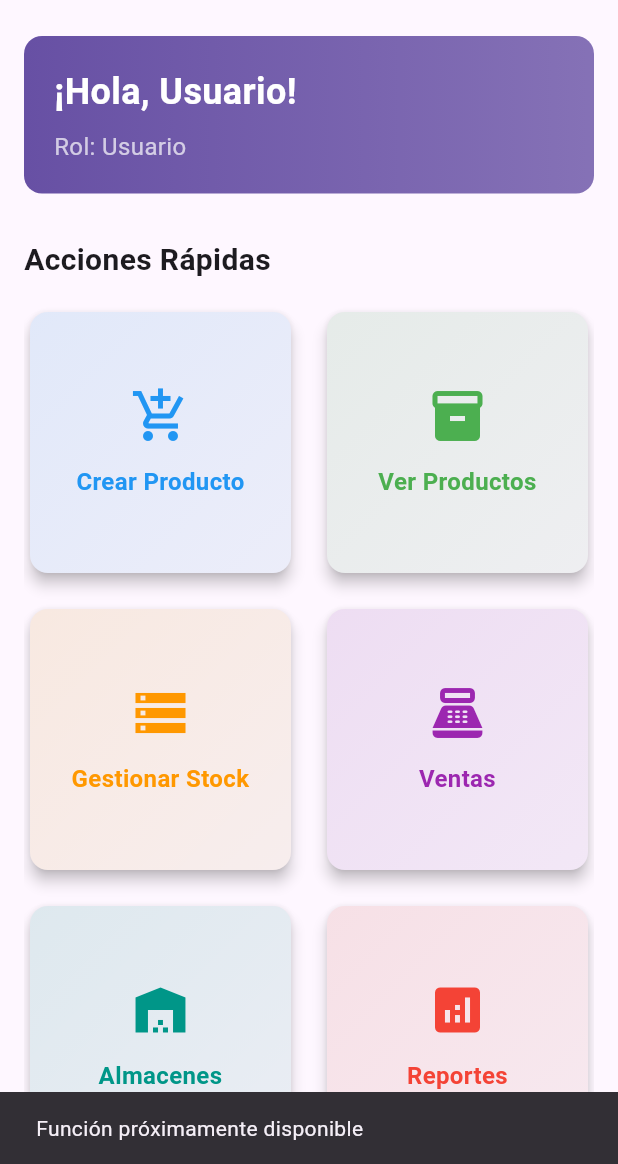
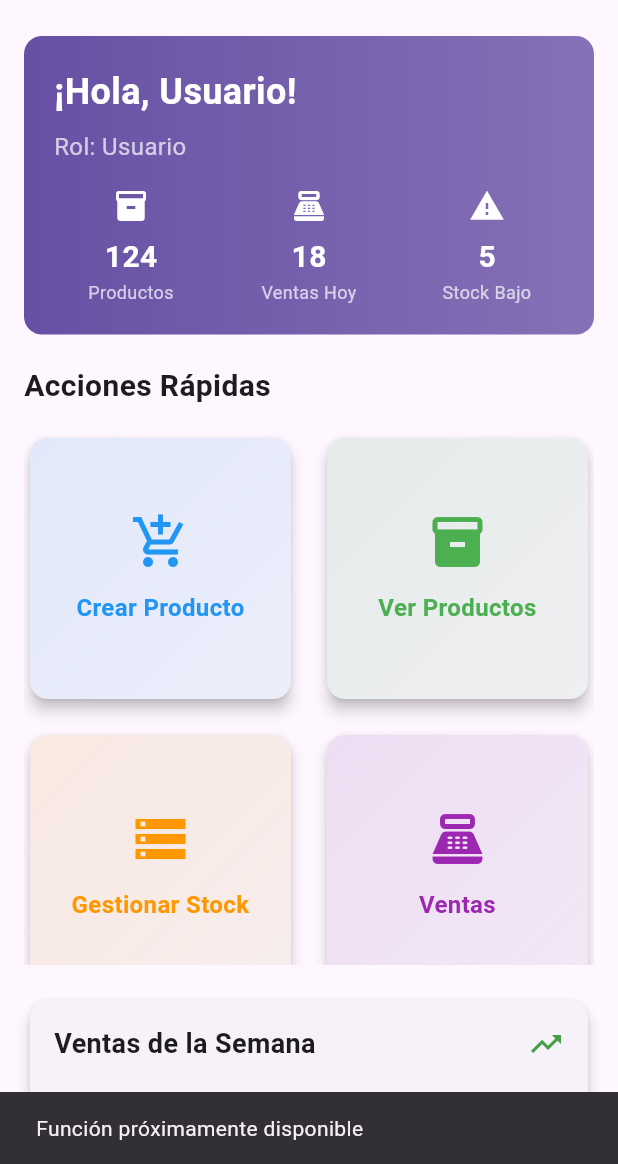
Before and after one commit to Sergio-Al/flutter-gestion-almacen-clean, a Flutter app: the DashboardPage screen opened directly, after a tap on "Ver Productos", on a phone screen of 412 x 824 dp, the part 72-1236 px from its top. Run offline on Flutter 3.47's test engine with Material 3 defaults, Android fonts, the light colour scheme and no system bars; our stand-ins replace flutter_riverpod, shared_preferences, sqflite; accounts and stored records are empty.

Commit message:
Feat: widgets for dashboard

```diff
--- a/lib/presentation/pages/dashboard/dashboard_page.dart
+++ b/lib/presentation/pages/dashboard/dashboard_page.dart
@@ -2,7 +2,10 @@ import 'package:flutter/material.dart';
 import 'package:flutter_riverpod/flutter_riverpod.dart';
 import '../../providers/auth_providers.dart';
 import '../auth/login_page.dart';
-import '../products/create_product_page.dart';
+import 'widgets/stats_card_widget.dart';
+import 'widgets/quick_actions_widget.dart';
+import 'widgets/sales_chart_widget.dart';
+import 'widgets/recent_activities_widget.dart';
 
 class DashboardPage extends ConsumerWidget {
   const DashboardPage({Key? key}) : super(key: key);
@@ -53,110 +56,84 @@ class DashboardPage extends ConsumerWidget {
           ),
         ],
       ),
-      body: Padding(
-        padding: const EdgeInsets.all(16.0),
+      body: LayoutBuilder(
+        builder: (context, constraints) {
+          // Responsive layout based on screen width
+          if (constraints.maxWidth > 1200) {
+            return _buildDesktopLayout();
+          } else if (constraints.maxWidth > 800) {
+            return _buildTabletLayout();
+          } else {
+            return _buildMobileLayout();
+          }
+        },
+      ),
+    );
+  }
+
+  Widget _buildDesktopLayout() {
+    return Padding(
+      padding: const EdgeInsets.all(24.0),
+      child: Row(
+        children: [
+          // Left column - Stats and Chart
+          Expanded(
+            flex: 2,
             child: Column(
-          crossAxisAlignment: CrossAxisAlignment.start,
               children: [
-            // Saludo personalizado
-            Container(
-              width: double.infinity,
-              padding: const EdgeInsets.all(20),
-              decoration: BoxDecoration(
-                gradient: LinearGradient(
-                  colors: [
-                    Theme.of(context).primaryColor,
-                    Theme.of(context).primaryColor.withOpacity(0.8),
+                const StatsCardWidget(),
+                const SizedBox(height: 20),
+                const Expanded(
+                  child: SalesChartWidget(),
+                ),
               ],
             ),
-                borderRadius: BorderRadius.circular(12),
           ),
-              child: Column(
-                crossAxisAlignment: CrossAxisAlignment.start,
+          const SizedBox(width: 20),
+          // Right column - Actions and Activities
+          Expanded(
+            flex: 3,
+            child: Row(
               children: [
-                  Text(
-                    '¡Hola, ${currentUser?.name ?? 'Usuario'}!',
-                    style: const TextStyle(
-                      fontSize: 24,
-                      fontWeight: FontWeight.bold,
-                      color: Colors.white,
+                const Expanded(
+                  child: QuickActionsWidget(),
                 ),
+                const SizedBox(width: 20),
+                const Expanded(
+                  child: RecentActivitiesWidget(),
                 ),
-                  const SizedBox(height: 8),
-                  Text(
-                    'Rol: ${_getRoleName(currentUser?.role)}',
-                    style: const TextStyle(
-                      fontSize: 16,
-                      color: Colors.white70,
+              ],
             ),
           ),
         ],
       ),
+    );
+  }
+
+  Widget _buildTabletLayout() {
+    return Padding(
+      padding: const EdgeInsets.all(16.0),
+      child: Column(
+        children: [
+          const StatsCardWidget(),
+          const SizedBox(height: 20),
+          Expanded(
+            child: Row(
+              children: [
+                const Expanded(
+                  flex: 2,
+                  child: QuickActionsWidget(),
                 ),
-            const SizedBox(height: 30),
-
-            const Text(
-              'Acciones Rápidas',
-              style: TextStyle(
-                fontSize: 20,
-                fontWeight: FontWeight.bold,
-              ),
+                const SizedBox(width: 16),
+                Expanded(
+                  child: Column(
+                    children: [
+                      const Expanded(
+                        child: SalesChartWidget(),
                       ),
                       const SizedBox(height: 16),
-
-            // Grid de acciones
-            Expanded(
-              child: GridView.count(
-                crossAxisCount: 2,
-                crossAxisSpacing: 16,
-                mainAxisSpacing: 16,
-                children: [
-                  _buildActionCard(
-                    context,
-                    'Crear Producto',
-                    Icons.add_shopping_cart,
-                    Colors.blue,
-                    () => Navigator.push(
-                      context,
-                      MaterialPageRoute(
-                        builder: (context) => CreateProductPage(),
-                      ),
-                    ),
-                  ),
-                  _buildActionCard(
-                    context,
-                    'Ver Productos',
-                    Icons.inventory,
-                    Colors.green,
-                    () => _showComingSoon(context),
-                  ),
-                  _buildActionCard(
-                    context,
-                    'Gestionar Stock',
-                    Icons.storage,
-                    Colors.orange,
-                    () => _showComingSoon(context),
-                  ),
-                  _buildActionCard(
-                    context,
-                    'Ventas',
-                    Icons.point_of_sale,
-                    Colors.purple,
-                    () => _showComingSoon(context),
-                  ),
-                  _buildActionCard(
-                    context,
-                    'Almacenes',
-                    Icons.warehouse,
-                    Colors.teal,
-                    () => _showComingSoon(context),
-                  ),
-                  _buildActionCard(
-                    context,
-                    'Reportes',
-                    Icons.analytics,
-                    Colors.red,
-                    () => _showComingSoon(context),
+                      const Expanded(
+                        child: RecentActivitiesWidget(),
                       ),
                     ],
                   ),
@@ -164,71 +141,35 @@ class DashboardPage extends ConsumerWidget {
               ],
             ),
           ),
-    );
-  }
-
-  Widget _buildActionCard(
-    BuildContext context,
-    String title,
-    IconData icon,
-    Color color,
-    VoidCallback onTap,
-  ) {
-    return Card(
-      elevation: 4,
-      shape: RoundedRectangleBorder(borderRadius: BorderRadius.circular(12)),
-      child: InkWell(
-        onTap: onTap,
-        borderRadius: BorderRadius.circular(12),
-        child: Container(
-          padding: const EdgeInsets.all(20),
-          decoration: BoxDecoration(
-            borderRadius: BorderRadius.circular(12),
-            gradient: LinearGradient(
-              begin: Alignment.topLeft,
-              end: Alignment.bottomRight,
-              colors: [
-                color.withOpacity(0.1),
-                color.withOpacity(0.05),
         ],
-            ),
-          ),
-          child: Column(
-            mainAxisAlignment: MainAxisAlignment.center,
-            children: [
-              Icon(
-                icon,
-                size: 40,
-                color: color,
-              ),
-              const SizedBox(height: 12),
-              Text(
-                title,
-                textAlign: TextAlign.center,
-                style: TextStyle(
-                  fontSize: 16,
-                  fontWeight: FontWeight.bold,
-                  color: color,
-                ),
-              ),
-            ],
-          ),
-        ),
       ),
     );
   }
 
-  String _getRoleName(String? role) {
-    switch (role) {
-      case 'admin':
-        return 'Administrador';
-      case 'manager':
-        return 'Gerente';
-      case 'operator':
-        return 'Operador';
-      default:
-        return 'Usuario';
-    }
+  Widget _buildMobileLayout() {
+    return SingleChildScrollView(
+      padding: const EdgeInsets.all(16.0),
+      child: Column(
+        children: [
+          const StatsCardWidget(),
+          const SizedBox(height: 20),
+          SizedBox(
+            height: 400,
+            child: const QuickActionsWidget(),
+          ),
+          const SizedBox(height: 20),
+          SizedBox(
+            height: 300,
+            child: const SalesChartWidget(),
+          ),
+          const SizedBox(height: 20),
+          SizedBox(
+            height: 400,
+            child: const RecentActivitiesWidget(),
+          ),
+        ],
+      ),
+    );
   }
 
   void _logout(BuildContext context, WidgetRef ref) {
@@ -257,13 +198,4 @@ class DashboardPage extends ConsumerWidget {
       ),
     );
   }
-
-  void _showComingSoon(BuildContext context) {
-    ScaffoldMessenger.of(context).showSnackBar(
-      const SnackBar(
-        content: Text('Función próximamente disponible'),
-        duration: Duration(seconds: 2),
-      ),
-    );
 }
-}
--- /dev/null
+++ b/lib/presentation/pages/dashboard/widgets/quick_actions_widget.dart
@@ -0,0 +1,139 @@
+import 'package:flutter/material.dart';
+import '../../products/create_product_page.dart';
+
+class QuickActionsWidget extends StatelessWidget {
+  const QuickActionsWidget({Key? key}) : super(key: key);
+
+  @override
+  Widget build(BuildContext context) {
+    return Column(
+      crossAxisAlignment: CrossAxisAlignment.start,
+      children: [
+        const Text(
+          'Acciones Rápidas',
+          style: TextStyle(
+            fontSize: 20,
+            fontWeight: FontWeight.bold,
+          ),
+        ),
+        const SizedBox(height: 16),
+        Expanded(
+          child: GridView.count(
+            crossAxisCount: 2,
+            crossAxisSpacing: 16,
+            mainAxisSpacing: 16,
+            children: [
+              _buildActionCard(
+                context,
+                'Crear Producto',
+                Icons.add_shopping_cart,
+                Colors.blue,
+                () => Navigator.push(
+                  context,
+                  MaterialPageRoute(
+                    builder: (context) => CreateProductPage(),
+                  ),
+                ),
+              ),
+              _buildActionCard(
+                context,
+                'Ver Productos',
+                Icons.inventory,
+                Colors.green,
+                () => _showComingSoon(context),
+              ),
+              _buildActionCard(
+                context,
+                'Gestionar Stock',
+                Icons.storage,
+                Colors.orange,
+                () => _showComingSoon(context),
+              ),
+              _buildActionCard(
+                context,
+                'Ventas',
+                Icons.point_of_sale,
+                Colors.purple,
+                () => _showComingSoon(context),
+              ),
+              _buildActionCard(
+                context,
+                'Almacenes',
+                Icons.warehouse,
+                Colors.teal,
+                () => _showComingSoon(context),
+              ),
+              _buildActionCard(
+                context,
+                'Reportes',
+                Icons.analytics,
+                Colors.red,
+                () => _showComingSoon(context),
+              ),
+            ],
+          ),
+        ),
+      ],
+    );
+  }
+
+  Widget _buildActionCard(
+    BuildContext context,
+    String title,
+    IconData icon,
+    Color color,
+    VoidCallback onTap,
+  ) {
+    return Card(
+      elevation: 4,
+      shape: RoundedRectangleBorder(borderRadius: BorderRadius.circular(12)),
+      child: InkWell(
+        onTap: onTap,
+        borderRadius: BorderRadius.circular(12),
+        child: Container(
+          padding: const EdgeInsets.all(20),
+          decoration: BoxDecoration(
+            borderRadius: BorderRadius.circular(12),
+            gradient: LinearGradient(
+              begin: Alignment.topLeft,
+              end: Alignment.bottomRight,
+              colors: [
+                color.withOpacity(0.1),
+                color.withOpacity(0.05),
+              ],
+            ),
+          ),
+          child: Column(
+            mainAxisAlignment: MainAxisAlignment.center,
+            children: [
+              Icon(
+                icon,
+                size: 40,
+                color: color,
+              ),
+              const SizedBox(height: 12),
+              Text(
+                title,
+                textAlign: TextAlign.center,
+                style: TextStyle(
+                  fontSize: 16,
+                  fontWeight: FontWeight.bold,
+                  color: color,
+                ),
+              ),
+            ],
+          ),
+        ),
+      ),
+    );
+  }
+
+  void _showComingSoon(BuildContext context) {
+    ScaffoldMessenger.of(context).showSnackBar(
+      const SnackBar(
+        content: Text('Función próximamente disponible'),
+        duration: Duration(seconds: 2),
+      ),
+    );
+  }
+}
--- /dev/null
+++ b/lib/presentation/pages/dashboard/widgets/recent_activities_widget.dart
@@ -0,0 +1,121 @@
+import 'package:flutter/material.dart';
+
+class RecentActivitiesWidget extends StatelessWidget {
+  const RecentActivitiesWidget({Key? key}) : super(key: key);
+
+  @override
+  Widget build(BuildContext context) {
+    return Card(
+      elevation: 4,
+      shape: RoundedRectangleBorder(borderRadius: BorderRadius.circular(12)),
+      child: Padding(
+        padding: const EdgeInsets.all(16.0),
+        child: Column(
+          crossAxisAlignment: CrossAxisAlignment.start,
+          children: [
+            const Text(
+              'Actividades Recientes',
+              style: TextStyle(
+                fontSize: 18,
+                fontWeight: FontWeight.bold,
+              ),
+            ),
+            const SizedBox(height: 16),
+            Expanded(
+              child: ListView(
+                children: [
+                  _buildActivityItem(
+                    'Producto "Laptop HP" agregado al inventario',
+                    '2 min',
+                    Icons.add_circle,
+                    Colors.green,
+                  ),
+                  _buildActivityItem(
+                    'Venta procesada: #VT-2024-001',
+                    '15 min',
+                    Icons.point_of_sale,
+                    Colors.blue,
+                  ),
+                  _buildActivityItem(
+                    'Stock actualizado: Mouse Inalámbrico',
+                    '32 min',
+                    Icons.update,
+                    Colors.orange,
+                  ),
+                  _buildActivityItem(
+                    'Nuevo usuario registrado: Ana García',
+                    '1 h',
+                    Icons.person_add,
+                    Colors.purple,
+                  ),
+                  _buildActivityItem(
+                    'Respaldo de base de datos completado',
+                    '2 h',
+                    Icons.backup,
+                    Colors.teal,
+                  ),
+                  _buildActivityItem(
+                    'Reporte mensual generado',
+                    '3 h',
+                    Icons.analytics,
+                    Colors.red,
+                  ),
+                ],
+              ),
+            ),
+          ],
+        ),
+      ),
+    );
+  }
+
+  Widget _buildActivityItem(
+    String activity,
+    String time,
+    IconData icon,
+    Color color,
+  ) {
+    return Padding(
+      padding: const EdgeInsets.symmetric(vertical: 8.0),
+      child: Row(
+        children: [
+          Container(
+            padding: const EdgeInsets.all(8),
+            decoration: BoxDecoration(
+              color: color.withOpacity(0.1),
+              shape: BoxShape.circle,
+            ),
+            child: Icon(
+              icon,
+              size: 16,
+              color: color,
+            ),
+          ),
+          const SizedBox(width: 12),
+          Expanded(
+            child: Column(
+              crossAxisAlignment: CrossAxisAlignment.start,
+              children: [
+                Text(
+                  activity,
+                  style: const TextStyle(
+                    fontSize: 14,
+                    fontWeight: FontWeight.w500,
+                  ),
+                ),
+                const SizedBox(height: 2),
+                Text(
+                  'Hace $time',
+                  style: TextStyle(
+                    fontSize: 12,
+                    color: Colors.grey[600],
+                  ),
+                ),
+              ],
+            ),
+          ),
+        ],
+      ),
+    );
+  }
+}
--- /dev/null
+++ b/lib/presentation/pages/dashboard/widgets/sales_chart_widget.dart
@@ -0,0 +1,122 @@
+import 'package:flutter/material.dart';
+
+class SalesChartWidget extends StatelessWidget {
+  const SalesChartWidget({Key? key}) : super(key: key);
+
+  @override
+  Widget build(BuildContext context) {
+    return Card(
+      elevation: 4,
+      shape: RoundedRectangleBorder(borderRadius: BorderRadius.circular(12)),
+      child: Padding(
+        padding: const EdgeInsets.all(16.0),
+        child: Column(
+          crossAxisAlignment: CrossAxisAlignment.start,
+          children: [
+            Row(
+              mainAxisAlignment: MainAxisAlignment.spaceBetween,
+              children: [
+                const Text(
+                  'Ventas de la Semana',
+                  style: TextStyle(
+                    fontSize: 18,
+                    fontWeight: FontWeight.bold,
+                  ),
+                ),
+                Icon(
+                  Icons.trending_up,
+                  color: Colors.green[600],
+                ),
+              ],
+            ),
+            const SizedBox(height: 16),
+            SizedBox(
+              height: 172,
+              child: _buildSimpleChart(),
+            ),
+            const SizedBox(height: 12),
+            Row(
+              mainAxisAlignment: MainAxisAlignment.spaceAround,
+              children: [
+                _buildChartLegend('Lun', Colors.blue, 85),
+                _buildChartLegend('Mar', Colors.green, 92),
+                _buildChartLegend('Mié', Colors.orange, 78),
+                _buildChartLegend('Jue', Colors.purple, 95),
+                _buildChartLegend('Vie', Colors.red, 88),
+                _buildChartLegend('Sáb', Colors.teal, 72),
+                _buildChartLegend('Dom', Colors.indigo, 65),
+              ],
+            ),
+          ],
+        ),
+      ),
+    );
+  }
+
+  Widget _buildSimpleChart() {
+    final List<double> data = [85, 92, 78, 95, 88, 72, 65];
+    final List<Color> colors = [
+      Colors.blue,
+      Colors.green,
+      Colors.orange,
+      Colors.purple,
+      Colors.red,
+      Colors.teal,
+      Colors.indigo,
+    ];
+
+    return Row(
+      mainAxisAlignment: MainAxisAlignment.spaceEvenly,
+      crossAxisAlignment: CrossAxisAlignment.end,
+      children: List.generate(data.length, (index) {
+        final height = (data[index] / 100) * 150; // Normalizar a altura máxima de 150
+        return Column(
+          mainAxisAlignment: MainAxisAlignment.end,
+          children: [
+            Text(
+              '${data[index].toInt()}',
+              style: const TextStyle(
+                fontSize: 12,
+                fontWeight: FontWeight.bold,
+              ),
+            ),
+            const SizedBox(height: 4),
+            Container(
+              width: 24,
+              height: height,
+              decoration: BoxDecoration(
+                color: colors[index],
+                borderRadius: const BorderRadius.vertical(
+                  top: Radius.circular(4),
+                ),
+              ),
+            ),
+          ],
+        );
+      }),
+    );
+  }
+
+  Widget _buildChartLegend(String day, Color color, double value) {
+    return Column(
+      children: [
+        Container(
+          width: 12,
+          height: 12,
+          decoration: BoxDecoration(
+            color: color,
+            shape: BoxShape.circle,
+          ),
+        ),
+        const SizedBox(height: 4),
+        Text(
+          day,
+          style: const TextStyle(
+            fontSize: 12,
+            fontWeight: FontWeight.w500,
+          ),
+        ),
+      ],
+    );
+  }
+}
--- /dev/null
+++ b/lib/presentation/pages/dashboard/widgets/stats_card_widget.dart
@@ -0,0 +1,117 @@
+import 'package:flutter/material.dart';
+import 'package:flutter_riverpod/flutter_riverpod.dart';
+import '../../../providers/auth_providers.dart';
+
+class StatsCardWidget extends ConsumerWidget {
+  const StatsCardWidget({Key? key}) : super(key: key);
+
+  @override
+  Widget build(BuildContext context, WidgetRef ref) {
+    final currentUser = ref.watch(currentUserProvider);
+
+    return Container(
+      width: double.infinity,
+      padding: const EdgeInsets.all(20),
+      decoration: BoxDecoration(
+        gradient: LinearGradient(
+          colors: [
+            Theme.of(context).primaryColor,
+            Theme.of(context).primaryColor.withOpacity(0.8),
+          ],
+        ),
+        borderRadius: BorderRadius.circular(12),
+      ),
+      child: Column(
+        crossAxisAlignment: CrossAxisAlignment.start,
+        children: [
+          Text(
+            '¡Hola, ${currentUser?.name ?? 'Usuario'}!',
+            style: const TextStyle(
+              fontSize: 24,
+              fontWeight: FontWeight.bold,
+              color: Colors.white,
+            ),
+          ),
+          const SizedBox(height: 8),
+          Text(
+            'Rol: ${_getRoleName(currentUser?.role)}',
+            style: const TextStyle(
+              fontSize: 16,
+              color: Colors.white70,
+            ),
+          ),
+          const SizedBox(height: 16),
+          Row(
+            children: [
+              Expanded(
+                child: _buildStatItem(
+                  'Productos',
+                  '124',
+                  Icons.inventory,
+                ),
+              ),
+              const SizedBox(width: 16),
+              Expanded(
+                child: _buildStatItem(
+                  'Ventas Hoy',
+                  '18',
+                  Icons.point_of_sale,
+                ),
+              ),
+              const SizedBox(width: 16),
+              Expanded(
+                child: _buildStatItem(
+                  'Stock Bajo',
+                  '5',
+                  Icons.warning,
+                ),
+              ),
+            ],
+          ),
+        ],
+      ),
+    );
+  }
+
+  Widget _buildStatItem(String label, String value, IconData icon) {
+    return Column(
+      children: [
+        Icon(
+          icon,
+          color: Colors.white,
+          size: 24,
+        ),
+        const SizedBox(height: 8),
+        Text(
+          value,
+          style: const TextStyle(
+            fontSize: 20,
+            fontWeight: FontWeight.bold,
+            color: Colors.white,
+          ),
+        ),
+        Text(
+          label,
+          style: const TextStyle(
+            fontSize: 12,
+            color: Colors.white70,
+          ),
+          textAlign: TextAlign.center,
+        ),
+      ],
+    );
+  }
+
+  String _getRoleName(String? role) {
+    switch (role) {
+      case 'admin':
+        return 'Administrador';
+      case 'manager':
+        return 'Gerente';
+      case 'operator':
+        return 'Operador';
+      default:
+        return 'Usuario';
+    }
+  }
+}
```
Lines whose indentation alone changed are shown as unchanged.
